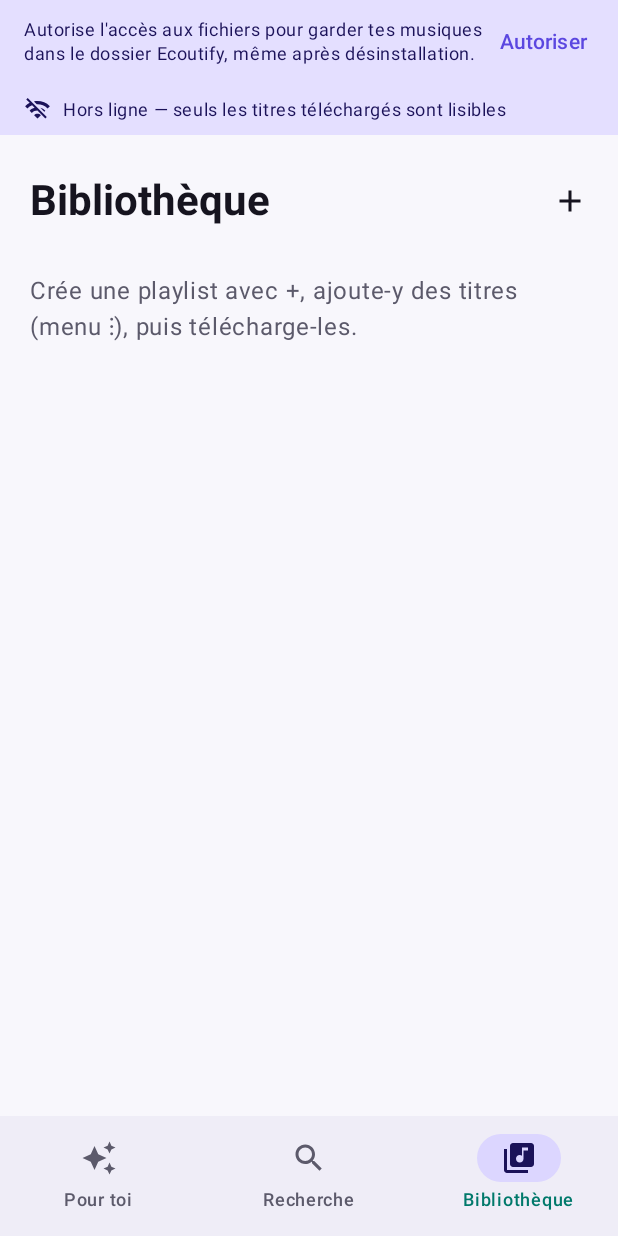
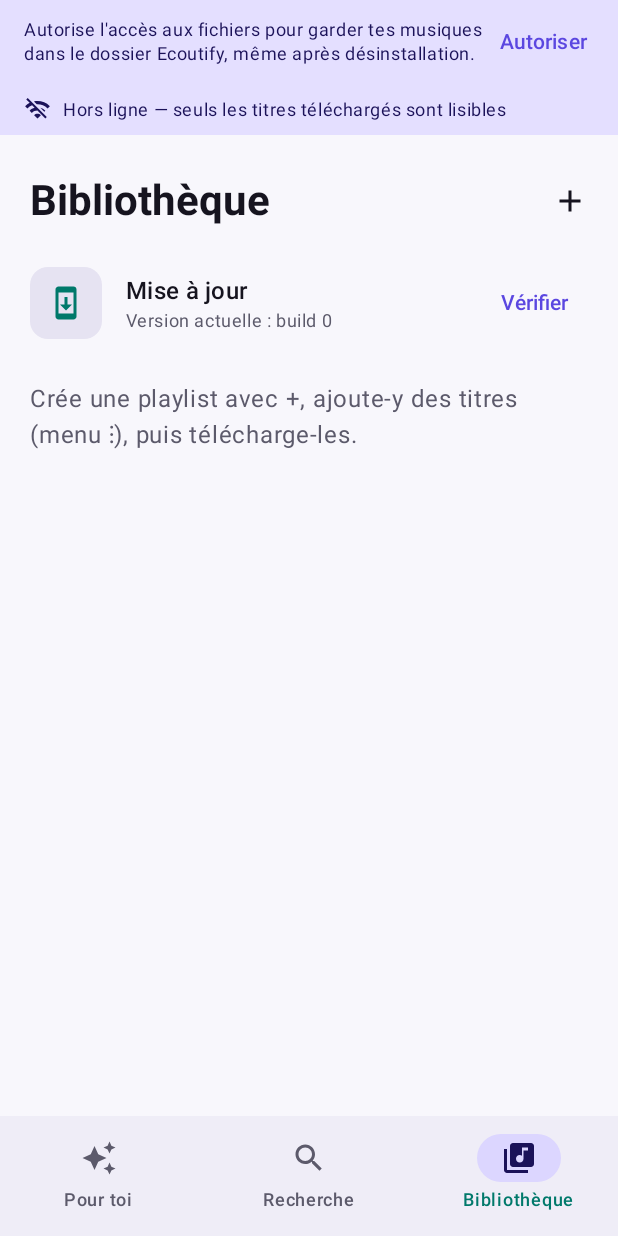
Before and after one commit to KrustyLeBot/Ecoutify, an Android app built with Jetpack Compose: the screen it shows after launch (MainActivity), item 3 of the bottom bar chosen, on a phone screen of 412 x 824 dp. Run offline under Robolectric (Android 15) with nearby library versions, the phone set to English and light mode, and no system bars; libraries missing offline, so code that uses them is left out: org.schabi.newpipe; pictures from the network do not load; 8 statements that could not run were skipped.

Commit message:
Publish the APK to a rolling 'latest' release and add in-app update check, download and install
Co-Authored-By: Claude Sonnet 5.5 <noreply@anthropic.com>
Claude-Session: https://claude.ai/code/session_01TtSNF3UP8Ja6VpVLtBverL

```diff
--- a/app/src/main/java/app/ecoutify/EcoutifyApp.kt
+++ b/app/src/main/java/app/ecoutify/EcoutifyApp.kt
@@ -7,13 +7,20 @@ import app.ecoutify.data.Downloads
 import app.ecoutify.data.OkHttpDownloader
 import app.ecoutify.data.Recommender
 import app.ecoutify.data.Store
+import app.ecoutify.data.Updater
 import okhttp3.OkHttpClient
 
 class EcoutifyApp : Application() {
+    override fun onCreate() {
+        super.onCreate()
+        updater.cleanup() // drops an already-installed update's APK
+    }
+
     val http by lazy { OkHttpClient.Builder().build() }
     val store by lazy { Store(this) }
     val catalog by lazy { Catalog(OkHttpDownloader(http)) }
     val covers by lazy { Covers(store, http) }
     val downloads by lazy { Downloads(catalog, store, http, covers) }
+    val updater by lazy { Updater(this, http) }
     val recommender by lazy { Recommender(catalog, store) }
 }
--- a/app/src/main/java/app/ecoutify/ui/Screens.kt
+++ b/app/src/main/java/app/ecoutify/ui/Screens.kt
@@ -70,6 +70,17 @@ fun EcoutifyScreen(vm: MainViewModel) {
             vm.message = null
         }
     }
+    val context = LocalContext.current
+    LaunchedEffect(vm.pendingInstall) {
+        val apk = vm.pendingInstall ?: return@LaunchedEffect
+        vm.pendingInstall = null
+        if (context.packageManager.canRequestPackageInstalls()) {
+            context.startActivity(vm.installIntent(apk))
+        } else {
+            vm.message = "Autorise Ecoutify à installer des applications, puis relance la mise à jour"
+            context.startActivity(Intent(Settings.ACTION_MANAGE_UNKNOWN_APP_SOURCES, Uri.parse("package:${context.packageName}")))
+        }
+    }
     LaunchedEffect(vm.shareRequest) {
         if (vm.shareRequest > 0) {
             tab = Tab.Search
@@ -94,7 +105,11 @@ fun EcoutifyScreen(vm: MainViewModel) {
                                     if (tab == it && it == Tab.Library) openList = null
                                     tab = it
                                 },
-                                icon = { Icon(it.icon, it.label) },
+                                icon = {
+                                    BadgedBox(badge = { if (it == Tab.Library && vm.updateAvailable != null) Badge() }) {
+                                        Icon(it.icon, it.label)
+                                    }
+                                },
                                 label = { Text(it.label) },
                             )
                         }
@@ -255,6 +270,7 @@ private fun LibraryHome(vm: MainViewModel, setOpen: (String?) -> Unit) {
                     onLongClick = { toDelete = p },
                 )
             }
+            item { UpdateRow(vm) }
             if (vm.playlists.isEmpty()) {
                 item { EmptyHint("Crée une playlist avec +, ajoute-y des titres (menu ⋮), puis télécharge-les.") }
             }
@@ -269,6 +285,32 @@ private fun LibraryHome(vm: MainViewModel, setOpen: (String?) -> Unit) {
             confirmButton = { TextButton(onClick = { vm.deletePlaylist(p); toDelete = null }) { Text("Supprimer") } },
             dismissButton = { TextButton(onClick = { toDelete = null }) { Text("Annuler") } },
         )
+    }
+}
+
+@Composable
+private fun UpdateRow(vm: MainViewModel) {
+    Row(Modifier.fillMaxWidth().padding(horizontal = 20.dp, vertical = 12.dp), verticalAlignment = Alignment.CenterVertically) {
+        Box(
+            Modifier.size(48.dp).clip(RoundedCornerShape(12.dp)).background(MaterialTheme.colorScheme.surfaceContainerHigh),
+            contentAlignment = Alignment.Center,
+        ) { Icon(Icons.Default.SystemUpdate, null, tint = MaterialTheme.colorScheme.secondary) }
+        Spacer(Modifier.width(16.dp))
+        Column(Modifier.weight(1f)) {
+            Text("Mise à jour", style = MaterialTheme.typography.titleMedium)
+            Text(
+                vm.updateStatus ?: "Version actuelle : build ${vm.currentBuild}",
+                style = MaterialTheme.typography.bodySmall, color = MaterialTheme.colorScheme.onSurfaceVariant,
+            )
+        }
+        val release = vm.updateAvailable
+        if (release != null) {
+            Button(onClick = vm::downloadUpdate, enabled = vm.updateProgress == null) {
+                Text(vm.updateProgress?.let { "$it %" } ?: "Installer (${release.sizeBytes / 1_000_000} Mo)")
+            }
+        } else {
+            TextButton(onClick = { vm.checkUpdate() }) { Text("Vérifier") }
+        }
     }
 }
 
--- /dev/null
+++ b/app/src/main/res/xml/file_paths.xml
@@ -0,0 +1,5 @@
+<?xml version="1.0" encoding="utf-8"?>
+<paths>
+    <!-- Downloaded updates; the folder is emptied once the update is installed -->
+    <cache-path name="updates" path="updates/" />
+</paths>
```
Also changed, not shown: app/src/main/AndroidManifest.xml (+12 -0 lines), app/src/main/java/app/ecoutify/data/Updater.kt (added, +104 -0 lines), app/src/main/java/app/ecoutify/ui/MainViewModel.kt (+51 -0 lines), 2 other files.
